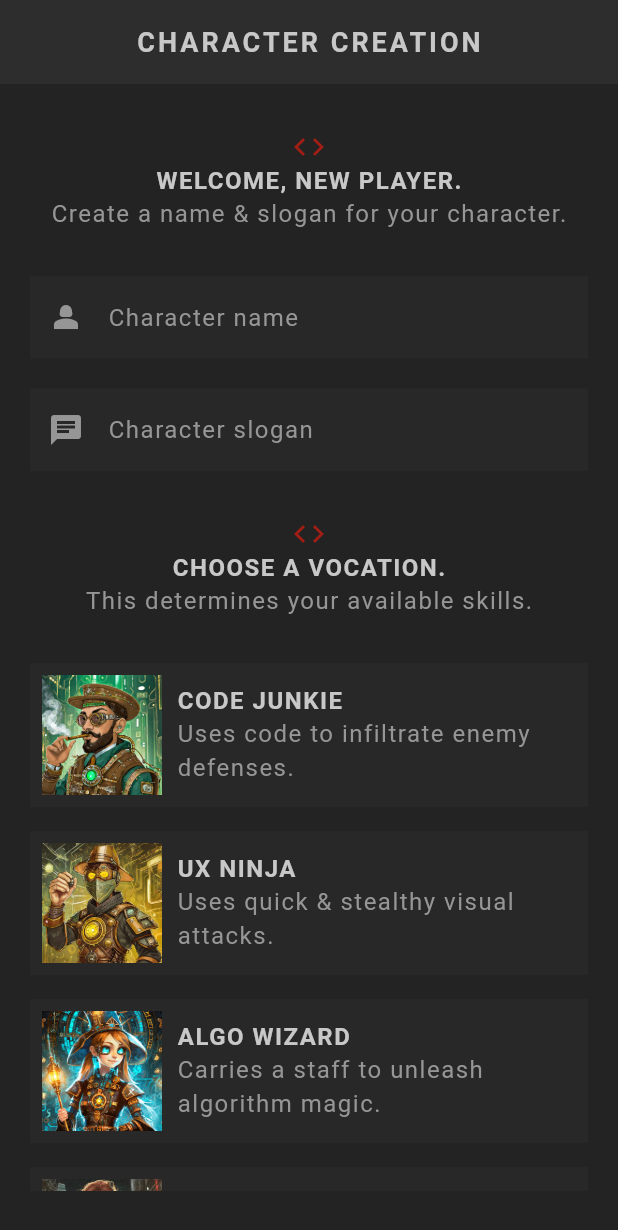
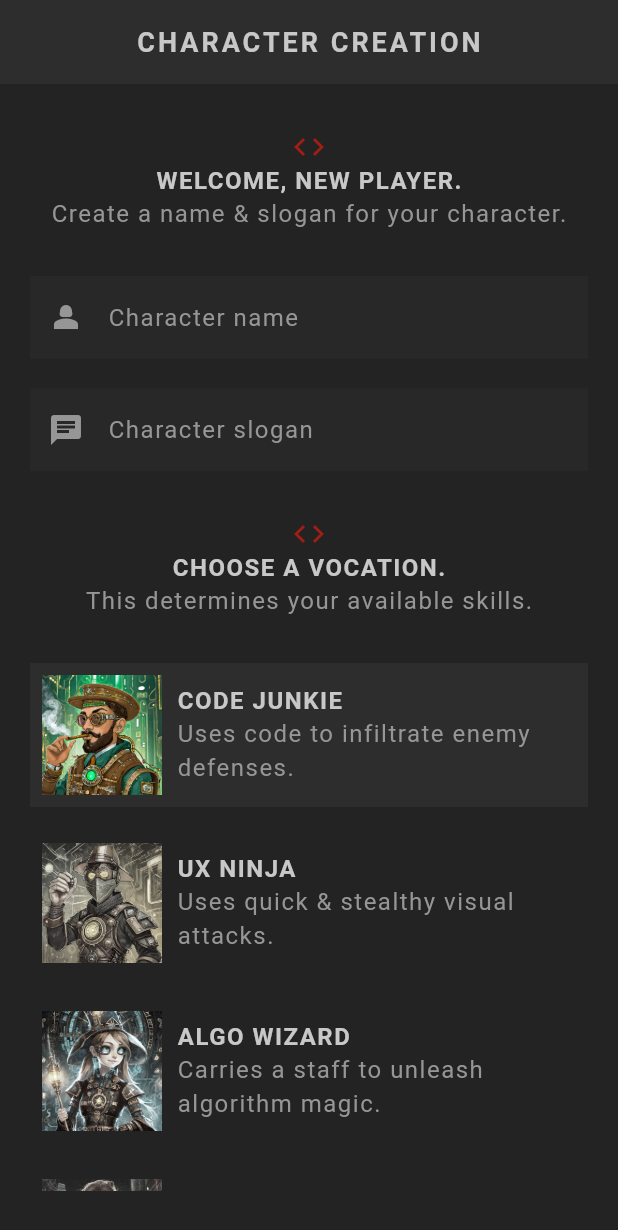
Before and after one commit to ahmadahsins/flutter-rpg, a Flutter app: the screen it shows after launch, on a phone screen of 412 x 824 dp. Shown: the top 1230 px of the screen. Run offline on Flutter 3.47's test engine with Material 3 defaults, Android fonts, the phone set to English and light mode, and no system bars; our stand-ins replace google_fonts; Roboto replaces fonts that are missing (Kanit).

Commit message:
feat: handling vocation selection

```diff
--- a/lib/screens/create/create.dart
+++ b/lib/screens/create/create.dart
@@ -1,10 +1,14 @@
 import 'package:flutter/material.dart';
+import 'package:flutter_rpg/models/character.dart';
 import 'package:flutter_rpg/models/vocation.dart';
 import 'package:flutter_rpg/screens/create/vocation_card.dart';
 import 'package:flutter_rpg/shared/styled_button.dart';
 import 'package:flutter_rpg/shared/styled_text.dart';
 import 'package:flutter_rpg/theme.dart';
 import 'package:google_fonts/google_fonts.dart';
+import 'package:uuid/uuid.dart';
+
+var uuid = Uuid();
 
 class Create extends StatefulWidget {
   const Create({super.key});
@@ -25,18 +29,34 @@ class _CreateState extends State<Create> {
     super.dispose();
   }
 
+  // handling vocation selection
+  Vocation selectedVocation = Vocation.junkie;
+
+  void updateVocation(Vocation vocation) {
+    setState(() {
+      selectedVocation = vocation;
+    });
+  }
+
   // submit handler
   void handleSubmit() {
     if (_nameController.text.trim().isEmpty) {
-      print('name must not be empty');
+      // show error message
       return;
     }
     if (_sloganController.text.trim().isEmpty) {
-      print('slogan must not be empty');
+      // show error message
       return;
     }
-    print(_nameController.text);
-    print(_sloganController.text);
+
+    characters.add(
+      Character(
+        name: _nameController.text.trim(),
+        slogan: _sloganController.text.trim(),
+        vocation: selectedVocation,
+        id: uuid.v1(),
+      ),
+    );
   }
 
   @override
@@ -91,10 +111,32 @@ class _CreateState extends State<Create> {
               const SizedBox(height: 30),
 
               // vocation cards
-              const VocationCard(vocation: Vocation.junkie),
-              const VocationCard(vocation: Vocation.ninja),
-              const VocationCard(vocation: Vocation.wizard),
-              const VocationCard(vocation: Vocation.raider),
+              VocationCard(
+                vocation: Vocation.junkie,
+                onTap: updateVocation,
+                selected: selectedVocation == Vocation.junkie,
+              ),
+              VocationCard(
+                vocation: Vocation.ninja,
+                onTap: updateVocation,
+                selected: selectedVocation == Vocation.ninja,
+              ),
+              VocationCard(
+                vocation: Vocation.wizard,
+                onTap: updateVocation,
+                selected: selectedVocation == Vocation.wizard,
+              ),
+              VocationCard(
+                vocation: Vocation.raider,
+                onTap: updateVocation,
+                selected: selectedVocation == Vocation.raider,
+              ),
+
+              // good luck message
+              Center(child: Icon(Icons.code, color: AppColors.primaryColor)),
+              const Center(child: StyledHeading('Good Luck.')),
+              const Center(child: StyledText('And enjoy the journey ahead...')),
+              const SizedBox(height: 30),
 
               // submit button
               Center(
--- a/lib/screens/create/vocation_card.dart
+++ b/lib/screens/create/vocation_card.dart
@@ -1,19 +1,29 @@
 import 'package:flutter/material.dart';
+import 'package:flutter/rendering.dart';
 import 'package:flutter_rpg/models/vocation.dart';
 import 'package:flutter_rpg/shared/styled_text.dart';
+import 'package:flutter_rpg/theme.dart';
 
 class VocationCard extends StatelessWidget {
-  const VocationCard({super.key, required this.vocation});
+  const VocationCard({
+    super.key,
+    required this.vocation,
+    required this.onTap,
+    required this.selected,
+  });
 
   final Vocation vocation;
+  final void Function(Vocation) onTap;
+  final bool selected;
 
   @override
   Widget build(BuildContext context) {
     return GestureDetector(
       onTap: () {
-        print(vocation.title);
+        onTap(vocation);
       },
       child: Card(
+        color: selected ? AppColors.secondaryColor : Colors.transparent,
         child: Padding(
           padding: const EdgeInsets.all(8),
           child: Row(
@@ -22,6 +32,9 @@ class VocationCard extends StatelessWidget {
                 'assets/img/vocations/${vocation.image}',
                 width: 80,
                 colorBlendMode: BlendMode.color,
+                color: !selected
+                    ? Colors.black.withValues(alpha: 0.8)
+                    : Colors.transparent,
               ),
               const SizedBox(width: 10),
 
--- a/pubspec.yaml
+++ b/pubspec.yaml
@@ -35,6 +35,7 @@ dependencies:
   # Use with the CupertinoIcons class for iOS style icons.
   cupertino_icons: ^1.0.8
   google_fonts: ^6.3.3
+  uuid: ^4.5.2
 
 dev_dependencies:
   flutter_test:
```
Also changed, not shown: pubspec.lock.
